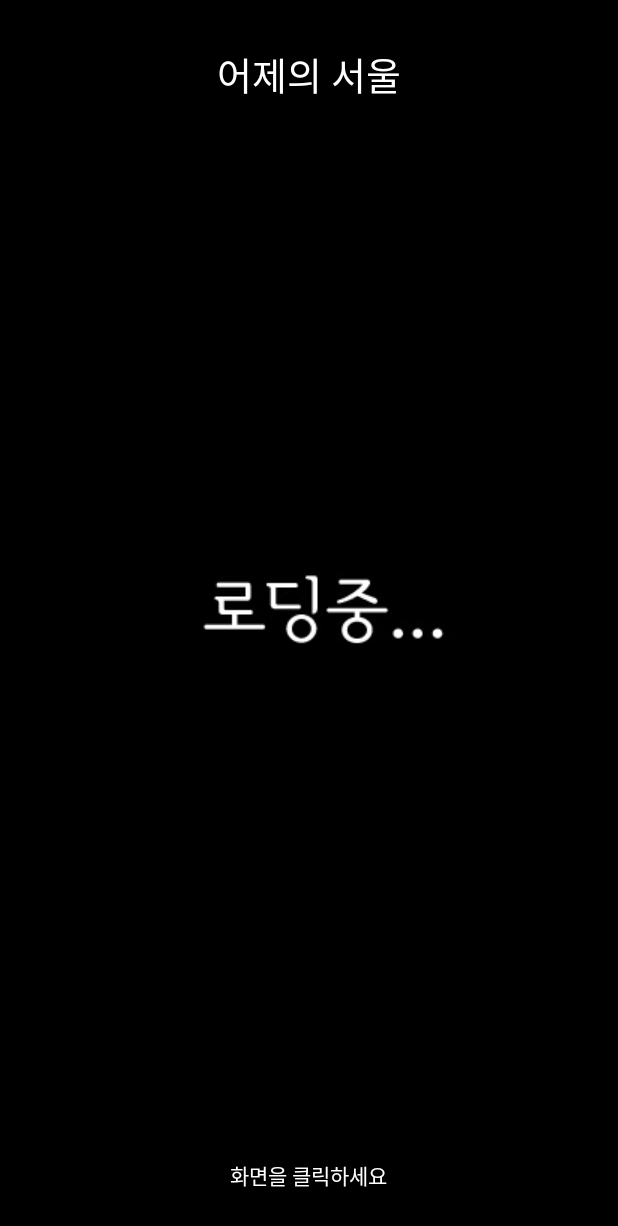
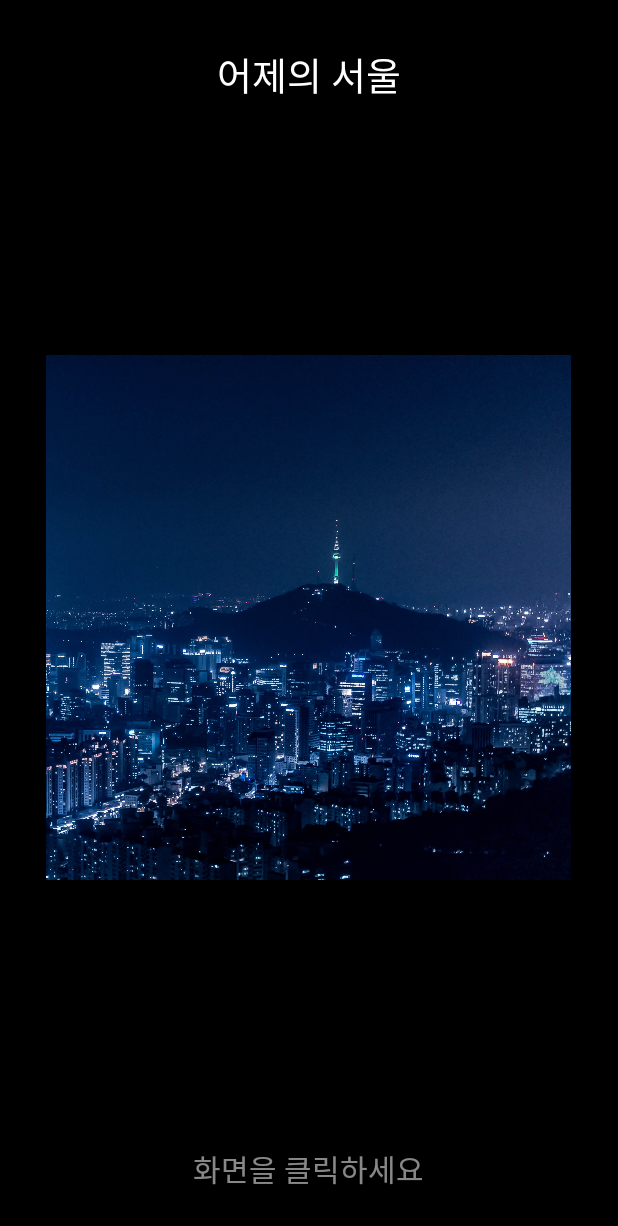
Before and after one commit to Eumji/Seoul-Bammm-v2, an Android app: the screen it shows after launch (Intro2), on a phone screen of 412 x 824 dp. Shown: the top 1226 px of the screen. Run offline under Robolectric (Android 15) with nearby library versions, the phone set to English and light mode, and no system bars; our stand-ins replace Firebase (no records; nobody signed in at launch, a user with empty details on screens opened directly), Picasso; pictures from the network do not load.

Commit message:
어제의 서울 다시다시

```diff
--- a/app/src/main/java/androidex/example/com/seoulbammmproj/Intro2.java
+++ b/app/src/main/java/androidex/example/com/seoulbammmproj/Intro2.java
@@ -28,6 +28,7 @@ import com.squareup.picasso.Picasso;
 import java.text.SimpleDateFormat;
 import java.util.ArrayList;
 import java.util.Calendar;
+import java.util.GregorianCalendar;
 
 public class Intro2 extends AppCompatActivity {
 
@@ -54,9 +55,13 @@ public class Intro2 extends AppCompatActivity {
         ll = findViewById(R.id.ll_intro2);
         iv = findViewById(R.id.iv_best);
 
-        Calendar c = Calendar.getInstance();
+        Calendar c = new GregorianCalendar();
+        c.add(Calendar.DATE, -1); // 오늘날짜로부터 -1
+        //Calendar c = Calendar.getInstance();
         SimpleDateFormat df = new SimpleDateFormat("yyyy-MM-dd");
         currentDate = df.format(c.getTime());
+        Log.d("randomPostNum", "currentDate : " +currentDate);
+
 
         postsList = new ArrayList<>();
         database = FirebaseDatabase.getInstance();
@@ -104,7 +109,13 @@ public class Intro2 extends AppCompatActivity {
                 Log.d("randomPostNum", "onCreate: size = "+postsize);
                 Log.d("randomPostNum", "onCreate: random = "+randPostNum);
 
-                Picasso.get().load(postsList.get(randPostNum).getImage()).fit().centerInside().into(iv);
+                if(postsize == 0){
+                    iv.setImageResource(R.drawable.night_view_ex);
+                } else {
+                    Picasso.get().load(postsList.get(randPostNum).getImage()).fit().centerInside().into(iv);
+                }
+
+
 
                 /*BitmapFactory.Options options = new BitmapFactory.Options();
                 options.inJustDecodeBounds = true;
@@ -158,4 +169,5 @@ public class Intro2 extends AppCompatActivity {
         }
         return size;
     }*/
+
 }
--- a/app/src/main/res/layout/activity_intro2.xml
+++ b/app/src/main/res/layout/activity_intro2.xml
@@ -37,7 +37,8 @@
         android:layout_height="wrap_content"
         android:fontFamily="@font/seoulhangang"
         android:text="화면을 클릭하세요"
-        android:textColor="#ffffff" />
+        android:textSize="20dp"
+        android:textColor="#88ffffff" />
 
 
 
```
Also changed, not shown: app/src/main/res/drawable/main_button01.png, app/src/main/res/drawable/main_button02.png, app/src/main/res/drawable/main_button03.png.
